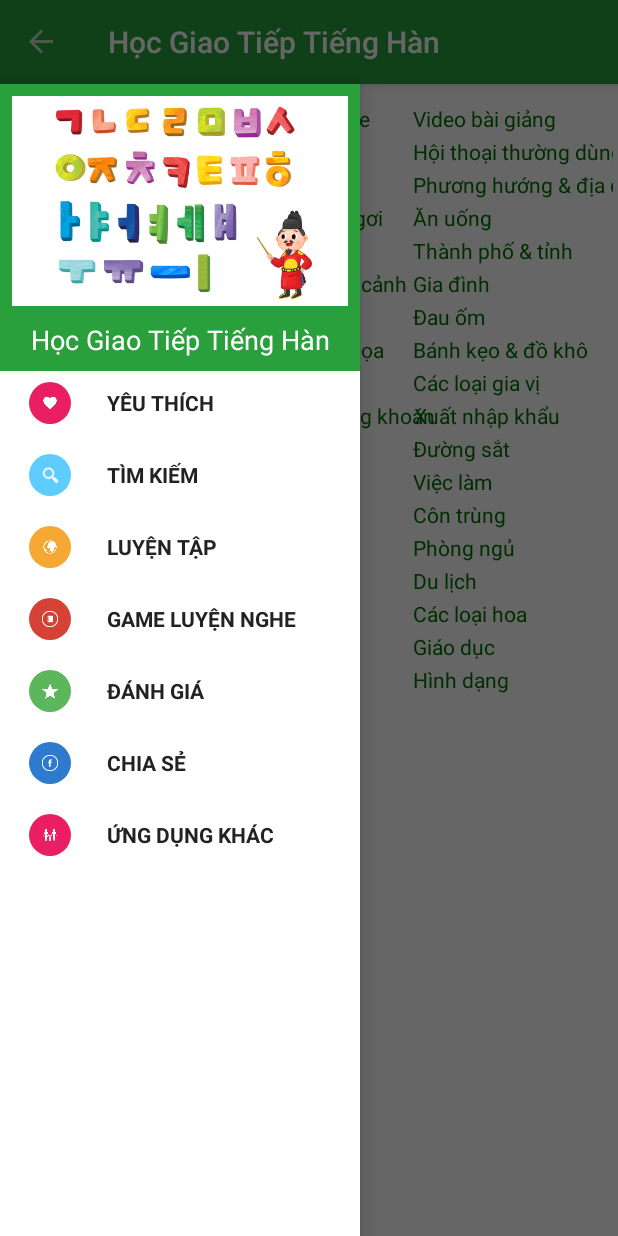
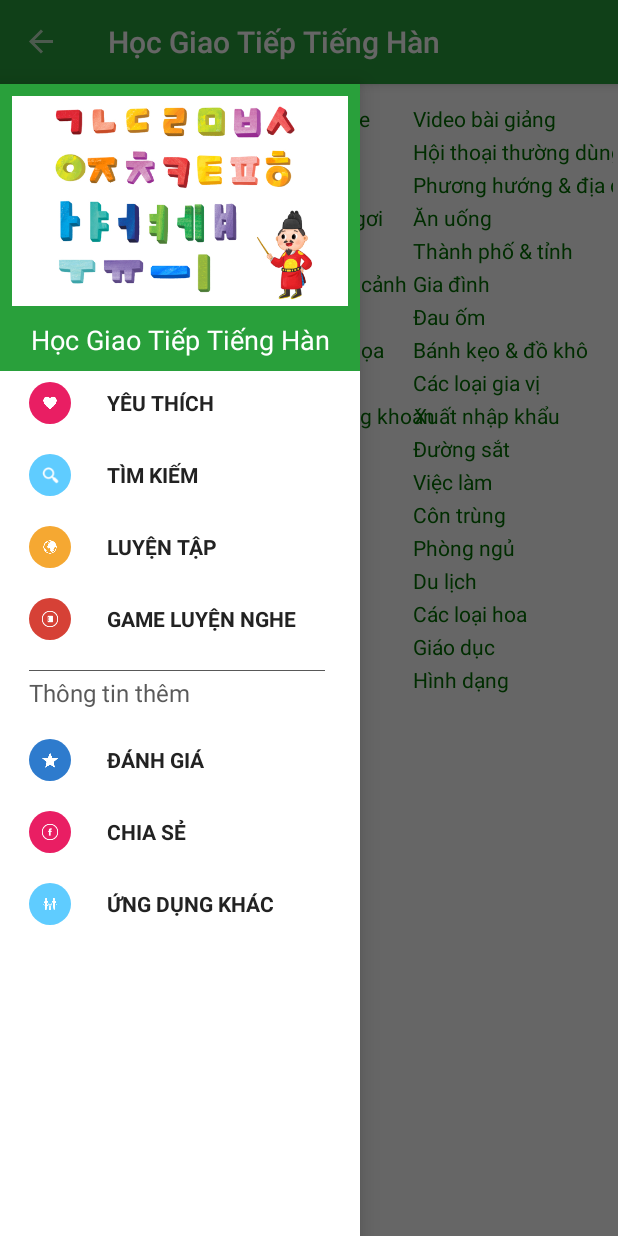
Before and after one commit to hoang06kx1/ReverseEngineeringExperimental, an Android app: the screen it shows after launch (MainActivity), with the side drawer open, on a phone screen of 412 x 824 dp. Run offline under Robolectric (Android 15) with nearby library versions, the phone set to English and light mode, and no system bars; our stand-ins replace Room's generated code, RxJava; libraries missing offline, so code that uses them is left out: com.blankj.utilcode, com.fstyle.library, com.huma.room_for_asset; 1 statement that could not run was skipped.

Commit message:
Finish excpet ads

```diff
--- a/app/src/main/java/app/giaotieptienghan/MainActivity.kt
+++ b/app/src/main/java/app/giaotieptienghan/MainActivity.kt
@@ -60,6 +60,10 @@ class MainActivity : AppCompatActivity() {
 //        menuItems.image = R.drawable.ic_world8
 //        this.listMenuItem.add(menuItems)
         menuItems = MenuItem()
+        menuItems.name = "Update" //faked
+        menuItems.image = R.drawable.ic_favorite
+        this.listMenuItem.add(menuItems)
+        menuItems = MenuItem()
         menuItems.name = "Đánh Giá"
         menuItems.image = R.drawable.ic_favorite
         this.listMenuItem.add(menuItems)
@@ -116,17 +120,17 @@ class MainActivity : AppCompatActivity() {
                     cls = QuizActivity1::class.java
                 } else if (i == 3) {
                     cls = QuizDetail::class.java
-                } else if (i == 4) {
+                } else if (i == 4 + 1) {
                     this@MainActivity.openPlayStore(packageName)
                     return@Runnable
-                } else if (i == 5) {
+                } else if (i == 5 + 1) {
                     val intent = Intent()
                     intent.action = "android.intent.action.SEND"
                     intent.putExtra("android.intent.extra.TEXT", getString(R.string.share_app_text).replace("__PACKAGE_NAME__", packageName))
                     intent.type = "text/plain"
                     startActivity(intent)
                     return@Runnable
-                } else if (i == 6) {
+                } else if (i == 6 + 1) {
                     this@MainActivity.ourApp()
                     return@Runnable
                 }
--- a/app/src/main/java/app/giaotieptienghan/adapter/DrawerAdapter.java
+++ b/app/src/main/java/app/giaotieptienghan/adapter/DrawerAdapter.java
@@ -69,8 +69,14 @@ private class ViewHolder {
             viewHolder = (ViewHolder) view.getTag();
         }
         MenuItem item = getItem(i);
+        view.findViewById(R.id.line).setVisibility(item.getName().equals("Update") ? View.VISIBLE : View.GONE);
+        view.findViewById(R.id.tv_info).setVisibility(item.getName().equals("Update") ? View.VISIBLE : View.GONE);
+        viewHolder.textView.setVisibility(item.getName().equals("Update") ? View.GONE : View.VISIBLE);
+        viewHolder.imageView.setVisibility(item.getName().equals("Update") ? View.GONE : View.VISIBLE);
+        if (!item.getName().equals("Update")) {
             viewHolder.textView.setText(item.getName());
             loadIcon(viewHolder.imageView, item.getImage(), i);
+        }
         return view;
     }
 }
--- a/app/src/main/res/layout/menu_adapter_item.xml
+++ b/app/src/main/res/layout/menu_adapter_item.xml
@@ -4,6 +4,28 @@
                 android:layout_width="match_parent"
                 android:layout_height="match_parent"
                 android:padding="7dp">
+
+    <View
+        android:visibility="gone"
+        android:id="@+id/line"
+        android:layout_width="match_parent"
+        android:layout_marginRight="16dp"
+        android:alpha="0.8"
+        android:layout_height="0.5dp"
+        android:background="@color/black1"/>
+
+    <TextView
+        android:id="@+id/tv_info"
+        android:layout_width="wrap_content"
+        android:layout_height="wrap_content"
+        android:text="Thông tin thêm"
+        android:alpha="0.8"
+        android:textSize="16dp"
+        android:textColor="@color/black1"
+        android:layout_marginTop="3dp"
+        android:textAppearance="?android:attr/textAppearanceSmall"
+        android:visibility="gone"
+        android:layout_below="@id/line"/>
 
     <ImageView
         android:id="@+id/icon"
```
Lines whose indentation alone changed are shown as unchanged.
